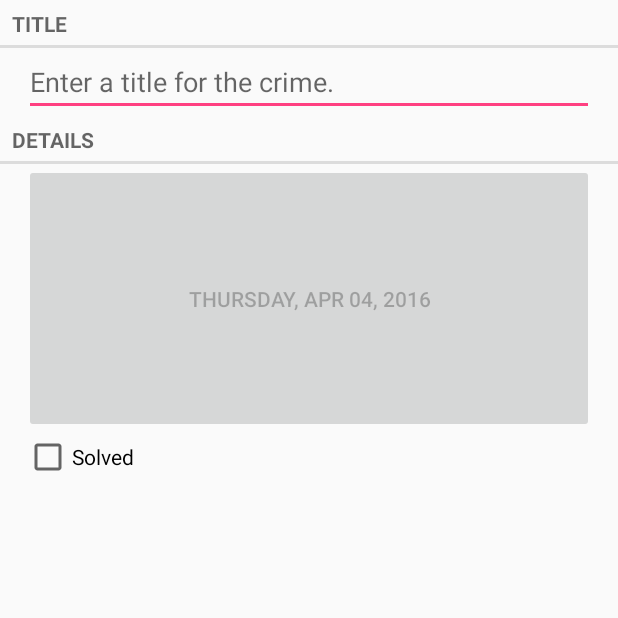
After one commit to aram-o/criminal-intent, an Android app: the CrimeFragment screen opened directly, with no data from a screen before it, on a phone screen of 412 x 824 dp, the top half of it. The commit adds this screen. Run offline under Robolectric (Android 15) with nearby library versions, the phone set to English and light mode, and no system bars.

```diff
--- a/app/src/main/java/com/bignerdranch/android/criminalintent/Crime.java
+++ b/app/src/main/java/com/bignerdranch/android/criminalintent/Crime.java
@@ -1,26 +1,44 @@
 package com.bignerdranch.android.criminalintent;
 
+import java.util.Date;
 import java.util.UUID;
 
 public class Crime {
 
     private UUID mId;
     private String mTitle;
+    private Date mDate;
+    private boolean mSolved;
 
     public Crime() {
         // Generate unique identifier
         mId = UUID.randomUUID();
+        mDate = new Date();
     }
 
-    public String getmTitle() {
+    public String getTitle() {
         return mTitle;
     }
 
-    public void setmTitle(String mTitle) {
+    public void setTitle(String mTitle) {
         this.mTitle = mTitle;
     }
 
-    public UUID getmId() {
+    public UUID getId() {
         return mId;
     }
+
+    public Date getDate() {
+        return mDate;
+    }
+    public void setDate(Date date) {
+        mDate = date;
+    }
+
+    public boolean isSolved() {
+        return mSolved;
+    }
+    public void setSolved(boolean solved) {
+        mSolved = solved;
+    }
 }
--- a/app/src/main/java/com/bignerdranch/android/criminalintent/CrimeActivity.java
+++ b/app/src/main/java/com/bignerdranch/android/criminalintent/CrimeActivity.java
@@ -1,13 +1,14 @@
 package com.bignerdranch.android.criminalintent;
 
 import android.os.Bundle;
+import android.support.v4.app.Fragment;
 import android.support.v4.app.FragmentActivity;
+import android.support.v4.app.FragmentManager;
 
-public class CrimeActivity extends FragmentActivity {
+public class CrimeActivity extends SingleFragmentActivity {
 
     @Override
-    protected void onCreate(Bundle savedInstanceState) {
-        super.onCreate(savedInstanceState);
-        setContentView(R.layout.activity_crime);
+    protected Fragment createFragment() {
+        return new CrimeFragment();
     }
 }
--- /dev/null
+++ b/app/src/main/java/com/bignerdranch/android/criminalintent/CrimeFragment.java
@@ -0,0 +1,65 @@
+package com.bignerdranch.android.criminalintent;
+
+import android.os.Bundle;
+import android.support.v4.app.Fragment;
+import android.text.Editable;
+import android.text.TextWatcher;
+import android.view.LayoutInflater;
+import android.view.View;
+import android.view.ViewGroup;
+import android.widget.Button;
+import android.widget.CheckBox;
+import android.widget.CompoundButton;
+import android.widget.EditText;
+import android.text.format.DateFormat;
+
+public class CrimeFragment extends Fragment {
+    private Crime mCrime;
+    private EditText mTitleField;
+    private Button mDateButton;
+    private CheckBox mSolvedCheckBox;
+
+    @Override
+    public void onCreate(Bundle savedInstanceState) {
+        super.onCreate(savedInstanceState);
+        mCrime = new Crime();
+    }
+
+    @Override
+    public View onCreateView(LayoutInflater inflater, ViewGroup container, Bundle savedInstanceState) {
+        View v = inflater.inflate(R.layout.fragment_crime, container, false);
+
+        mTitleField = (EditText)v.findViewById(R.id.crime_title);
+        mTitleField.addTextChangedListener(new TextWatcher() {
+            @Override
+            public void beforeTextChanged(CharSequence s, int start, int count, int after) {
+                // This space intentionally left blank
+            }
+
+            @Override
+            public void onTextChanged(CharSequence s, int start, int before, int count) {
+                mCrime.setTitle(s.toString());
+            }
+
+            @Override
+            public void afterTextChanged(Editable s) {
+                // This one too
+            }
+        });
+
+        mDateButton = (Button)v.findViewById(R.id.crime_date);
+        mDateButton.setText(DateFormat.format("cccc, MMM MM, yyyy", mCrime.getDate()));
+        mDateButton.setEnabled(false);
+
+        mSolvedCheckBox = (CheckBox)v.findViewById(R.id.crime_solved);
+        mSolvedCheckBox.setOnCheckedChangeListener(new CompoundButton.OnCheckedChangeListener() {
+            @Override
+            public void onCheckedChanged(CompoundButton buttonView, boolean isChecked) {
+                // Set the crime's solved property
+                mCrime.setSolved(isChecked);
+            }
+        });
+
+        return v;
+    }
+}
--- /dev/null
+++ b/app/src/main/java/com/bignerdranch/android/criminalintent/SingleFragmentActivity.java
@@ -0,0 +1,25 @@
+package com.bignerdranch.android.criminalintent;
+
+import android.os.Bundle;
+import android.support.v4.app.Fragment;
+import android.support.v4.app.FragmentActivity;
+import android.support.v4.app.FragmentManager;
+
+public abstract class SingleFragmentActivity extends FragmentActivity {
+    protected abstract Fragment createFragment();
+
+    @Override
+    public void onCreate(Bundle savedInstanceState) {
+        super.onCreate(savedInstanceState);
+        setContentView(R.layout.activity_fragment);
+        FragmentManager fm = getSupportFragmentManager();
+        Fragment fragment = fm.findFragmentById(R.id.fragment_container);
+
+        if (fragment == null) {
+            fragment = createFragment();
+            fm.beginTransaction()
+                    .add(R.id.fragment_container, fragment)
+                    .commit();
+        }
+    }
+}
--- /dev/null
+++ b/app/src/main/res/layout-land/fragment_crime.xml
@@ -0,0 +1,45 @@
+<?xml version="1.0" encoding="utf-8"?>
+<LinearLayout xmlns:android="http://schemas.android.com/apk/res/android"
+    android:layout_width="match_parent"
+    android:layout_height="wrap_content"
+    android:orientation="vertical"
+    >
+    <TextView
+        android:layout_width="match_parent"
+        android:layout_height="wrap_content"
+        android:text="@string/crime_title_label"
+        style="?android:listSeparatorTextViewStyle"
+        />
+    <EditText android:id="@+id/crime_title"
+        android:layout_width="match_parent"
+        android:layout_height="wrap_content"
+        android:layout_marginLeft="16dp"
+        android:layout_marginRight="16dp"
+        android:hint="@string/crime_title_hint"
+        />
+    <TextView
+        android:layout_width="match_parent"
+        android:layout_height="wrap_content"
+        android:text="@string/crime_details_label"
+        style="?android:listSeparatorTextViewStyle"
+        />
+
+    <LinearLayout
+        android:layout_width="match_parent"
+        android:layout_height="wrap_content"
+        android:layout_marginLeft="16dp"
+        android:layout_marginRight="16dp" >
+        <Button
+            android:id="@+id/crime_date"
+            android:layout_width="wrap_content"
+            android:layout_height="wrap_content"
+            android:layout_weight="2" />
+        <CheckBox
+            android:id="@+id/crime_solved"
+            android:layout_width="wrap_content"
+            android:layout_height="wrap_content"
+            android:layout_weight="1"
+            android:text="@string/crime_solved_label" />
+    </LinearLayout>
+
+</LinearLayout>
--- a/app/src/main/res/layout/content_crime.xml
+++ b/app/src/main/res/layout/content_crime.xml
@@ -10,10 +10,6 @@
     android:paddingTop="@dimen/activity_vertical_margin"
     app:layout_behavior="@string/appbar_scrolling_view_behavior"
     tools:context="com.bignerdranch.android.criminalintent.CrimeActivity"
-    tools:showIn="@layout/activity_crime">
+    tools:showIn="@layout/activity_fragment">
 
-    <TextView
-        android:layout_width="wrap_content"
-        android:layout_height="wrap_content"
-        android:text="Hello World!" />
 </RelativeLayout>
--- /dev/null
+++ b/app/src/main/res/layout/fragment_crime.xml
@@ -0,0 +1,40 @@
+<?xml version="1.0" encoding="utf-8"?>
+<LinearLayout xmlns:android="http://schemas.android.com/apk/res/android"
+    android:layout_width="match_parent"
+    android:layout_height="wrap_content"
+    android:orientation="vertical"
+    >
+    <TextView
+        android:layout_width="match_parent"
+        android:layout_height="wrap_content"
+        android:text="@string/crime_title_label"
+        style="?android:listSeparatorTextViewStyle"
+        />
+    <EditText android:id="@+id/crime_title"
+        android:layout_width="match_parent"
+        android:layout_height="wrap_content"
+        android:layout_marginLeft="16dp"
+        android:layout_marginRight="16dp"
+        android:hint="@string/crime_title_hint"
+        />
+    <TextView
+        android:layout_width="match_parent"
+        android:layout_height="wrap_content"
+        android:text="@string/crime_details_label"
+        style="?android:listSeparatorTextViewStyle"
+        />
+    <Button android:id="@+id/crime_date"
+        android:layout_width="match_parent"
+        android:layout_height="wrap_content"
+        android:layout_marginLeft="16dp"
+        android:layout_marginRight="16dp"
+        android:padding="80dp"
+        />
+    <CheckBox android:id="@+id/crime_solved"
+        android:layout_width="match_parent"
+        android:layout_height="wrap_content"
+        android:layout_marginLeft="16dp"
+        android:layout_marginRight="16dp"
+        android:text="@string/crime_solved_label"
+        />
+</LinearLayout>
--- /dev/null
+++ b/app/src/main/res/layout/fragment_crime_list.xml
@@ -0,0 +1,5 @@
+<android.support.v7.widget.RecyclerView
+    xmlns:android="http://schemas.android.com/apk/res/android"
+    android:id="@+id/crime_recycler_view"
+    android:layout_width="match_parent"
+    android:layout_height="match_parent"/>
--- a/app/src/main/res/values/strings.xml
+++ b/app/src/main/res/values/strings.xml
@@ -1,4 +1,8 @@
 <resources>
     <string name="app_name">CriminalIntent</string>
     <string name="action_settings">Settings</string>
+    <string name="crime_title_hint">Enter a title for the crime.</string>
+    <string name="crime_title_label">Title</string>
+    <string name="crime_details_label">Details</string>
+    <string name="crime_solved_label">Solved</string>
 </resources>
```
Also changed, not shown: app/src/main/AndroidManifest.xml (+6 -5 lines), app/src/main/java/com/bignerdranch/android/criminalintent/CrimeLab.java (added, +41 -0 lines), app/src/main/java/com/bignerdranch/android/criminalintent/CrimeListActivity.java (added, +10 -0 lines), app/src/main/java/com/bignerdranch/android/criminalintent/CrimeListFragment.java (added, +94 -0 lines), app/src/main/res/layout/list_item_crime.xml (added, +34 -0 lines), app/src/main/res/layout/activity_fragment.xml (renamed from app/src/main/res/layout/activity_crime.xml).
